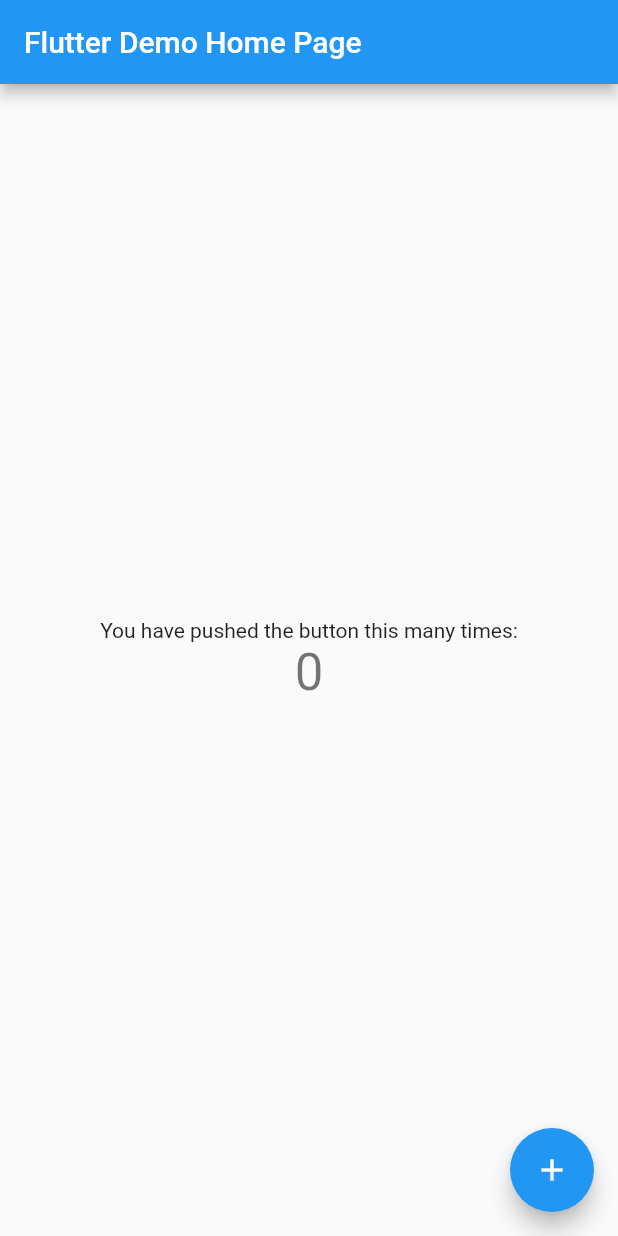
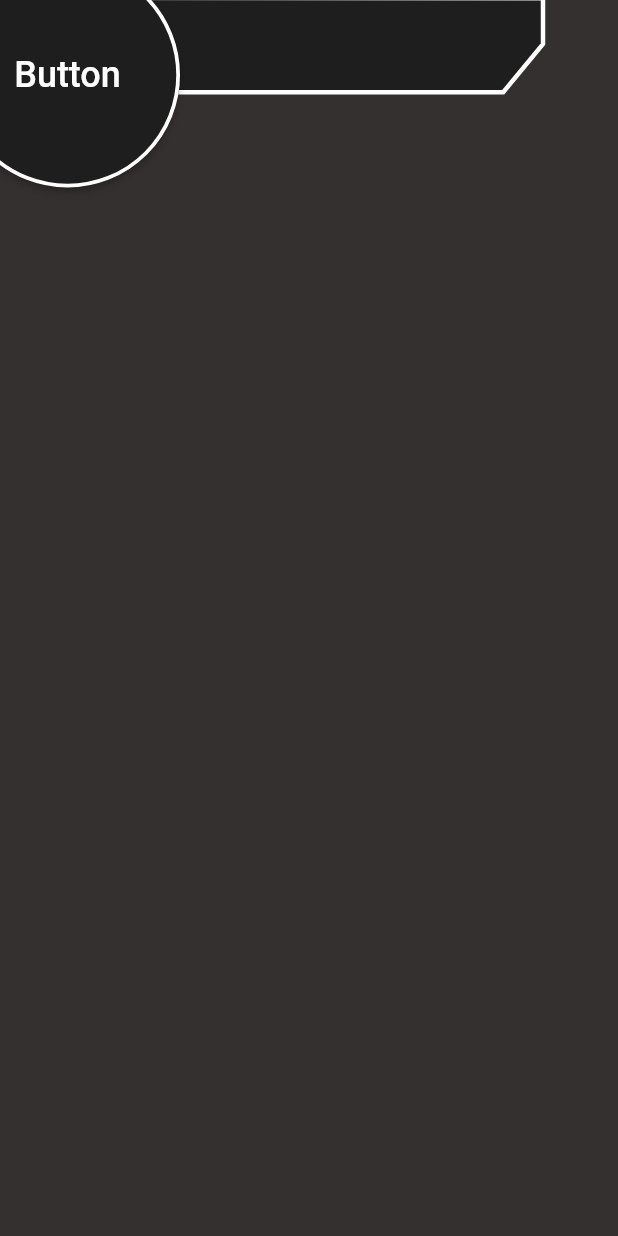
Before and after one commit to DrVilus/project_skripsi_binus, a Flutter app: the screen it shows after launch, on a phone screen of 412 x 824 dp. Run offline on Flutter 3.47's test engine with Material 2 defaults, Android fonts, the light colour scheme and no system bars.

Commit message:
Flutter test custom appbar

```diff
--- /dev/null
+++ b/flutter_app/lib/Palette.dart
@@ -0,0 +1,8 @@
+import 'dart:ui';
+
+class Palette {
+  // background gradient
+  static Color mainBackground = const Color(0xff353030);
+  static Color widgetBackground1 = const Color(0xff1E1E1E);
+
+}
--- a/flutter_app/lib/main.dart
+++ b/flutter_app/lib/main.dart
@@ -1,4 +1,7 @@
 import 'package:flutter/material.dart';
+import 'dart:ui' as ui;
+
+import 'package:project_skripsi/Palette.dart';
 
 void main() {
   runApp(const MyApp());
@@ -23,6 +26,7 @@
         // Notice that the counter didn't reset back to zero; the application
         // is not restarted.
         primarySwatch: Colors.blue,
+        scaffoldBackgroundColor: Palette.mainBackground
       ),
       home: const MyHomePage(title: 'Flutter Demo Home Page'),
     );
@@ -70,46 +74,96 @@
     // fast, so that you can just rebuild anything that needs updating rather
     // than having to individually change instances of widgets.
     return Scaffold(
-      appBar: AppBar(
-        // Here we take the value from the MyHomePage object that was created by
-        // the App.build method, and use it to set our appbar title.
-        title: Text(widget.title),
-      ),
-      body: Center(
-        // Center is a layout widget. It takes a single child and positions it
-        // in the middle of the parent.
-        child: Column(
-          // Column is also a layout widget. It takes a list of children and
-          // arranges them vertically. By default, it sizes itself to fit its
-          // children horizontally, and tries to be as tall as its parent.
-          //
-          // Invoke "debug painting" (press "p" in the console, choose the
-          // "Toggle Debug Paint" action from the Flutter Inspector in Android
-          // Studio, or the "Toggle Debug Paint" command in Visual Studio Code)
-          // to see the wireframe for each widget.
-          //
-          // Column has various properties to control how it sizes itself and
-          // how it positions its children. Here we use mainAxisAlignment to
-          // center the children vertically; the main axis here is the vertical
-          // axis because Columns are vertical (the cross axis would be
-          // horizontal).
-          mainAxisAlignment: MainAxisAlignment.center,
-          children: <Widget>[
-            const Text(
-              'You have pushed the button this many times:',
+      body: Stack(
+        children: [
+          Positioned(
+            top: 0,
+            left: 0,
+            child: Container(
+              width: MediaQuery.of(context).size.width,
+              height: 80,
+              child: Stack(
+                children: [
+                  CustomPaint(
+                    size: Size(MediaQuery.of(context).size.width,(MediaQuery.of(context).size.width*0.25).toDouble()), //You can Replace [WIDTH] with your desired width for Custom Paint and height will be calculated automatically
+                    painter: CustomPainterAppbar(),
+                  ),
+                ],
+              ),
+            )
+          ),
+          Positioned(
+            top: -25,
+            left: -30,
+            child: ElevatedButton(
+              child: const Text(
+                'Button',
+                style: TextStyle(fontSize: 24),
+              ),
+              onPressed: () {},
+              style: ElevatedButton.styleFrom(
+                fixedSize: const Size(150, 150),
+                shape: const CircleBorder(),
+                primary: Palette.widgetBackground1,
+                side: const BorderSide(width: 2.5, color: Colors.white)
+
             ),
-            Text(
-              '$_counter',
-              style: Theme.of(context).textTheme.headline4,
-            ),
-          ],
-        ),
-      ),
-      floatingActionButton: FloatingActionButton(
-        onPressed: _incrementCounter,
-        tooltip: 'Increment',
-        child: const Icon(Icons.add),
+          ),
+          )
+        ],
       ), // This trailing comma makes auto-formatting nicer for build methods.
     );
   }
 }
+
+class CustomPainterAppbar extends CustomPainter{
+
+  @override
+  void paint(Canvas canvas, Size size) {
+
+
+
+    Paint paint0 = Paint()
+      ..color = const Color.fromARGB(255, 255, 255, 255)
+      ..style = PaintingStyle.stroke
+      ..strokeWidth = 6;
+
+
+    Path path0 = Path();
+    path0.moveTo(0,size.height*0.7500000);
+    path0.lineTo(size.width*0.8125000,size.height*0.7500000);
+    path0.lineTo(size.width*0.8750000,size.height*0.3600000);
+    path0.lineTo(size.width*0.8750000,size.height*0.0050000);
+    path0.lineTo(0,0);
+    path0.lineTo(0,size.height*0.7500000);
+    path0.close();
+
+    canvas.drawPath(path0, paint0);
+
+
+    Paint paint1 = Paint()
+      ..color = Palette.widgetBackground1
+      ..style = PaintingStyle.fill
+      ..strokeWidth = 3.38;
+
+
+    Path path1 = Path();
+    path1.moveTo(0,size.height*0.7500000);
+    path1.lineTo(size.width*0.8125000,size.height*0.7500000);
+    path1.lineTo(size.width*0.8750000,size.height*0.3600000);
+    path1.lineTo(size.width*0.8750000,size.height*0.0050000);
+    path1.lineTo(0,0);
+    path1.lineTo(0,size.height*0.7500000);
+    path1.close();
+
+    canvas.drawPath(path1, paint1);
+
+
+  }
+
+  @override
+  bool shouldRepaint(covariant CustomPainter oldDelegate) {
+    return true;
+  }
+
+}
```
Also changed, not shown: 1 other file.
